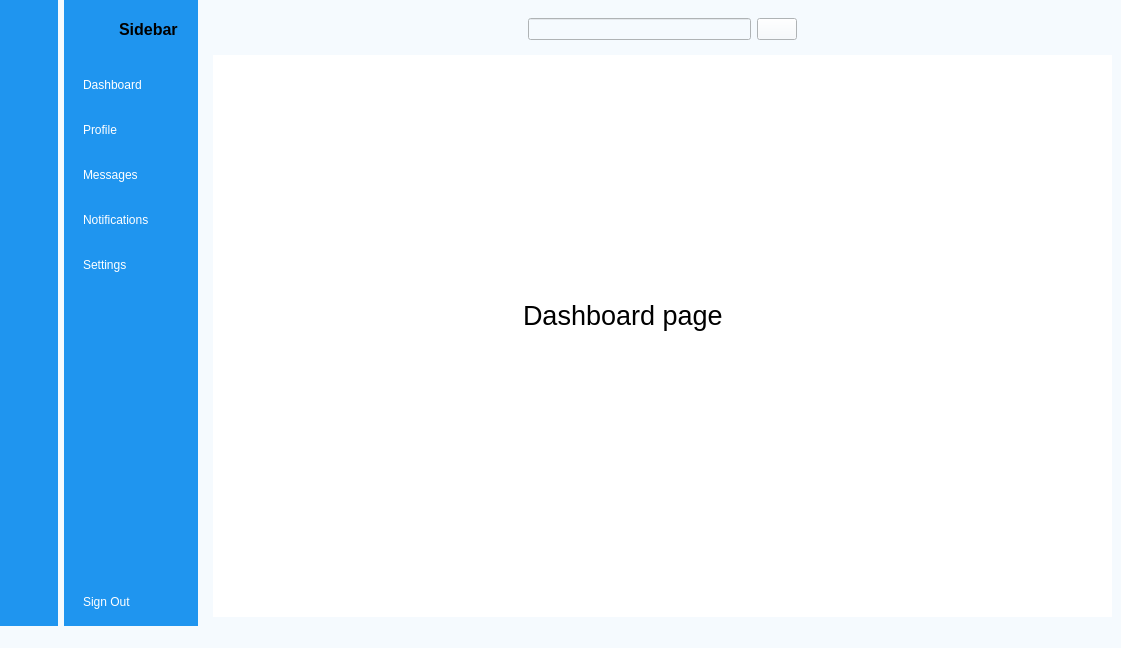
Qt form sidebar.ui (dangkhoa08082001/templates-UI) before a commit.
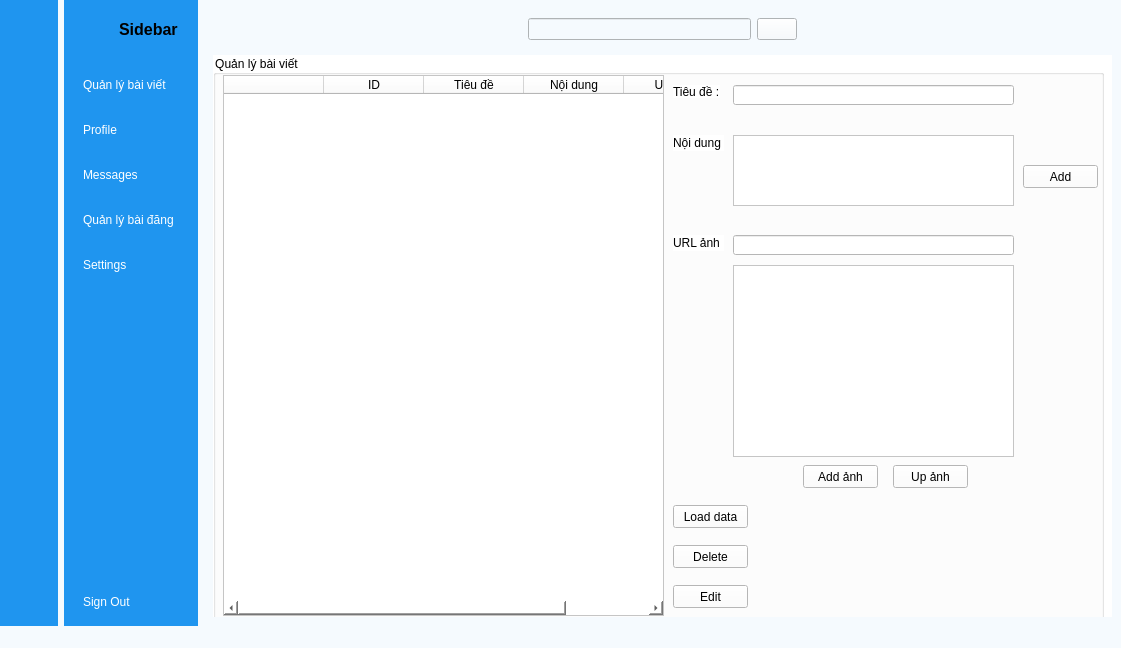
The same form after that commit. The open tabs and pages were chosen to show the change. Icons and pictures are not drawn.

Diff of the .ui file:
```diff
--- a/sidebar.ui
+++ b/sidebar.ui
@@ -297,7 +297,7 @@
          <item>
           <widget class="QPushButton" name="dashboard_2">
            <property name="text">
-            <string>Dashboard</string>
+            <string>Quản lý bài viết</string>
            </property>
            <property name="icon">
             <iconset resource="resources.qrc">
@@ -351,7 +351,7 @@
          <item>
           <widget class="QPushButton" name="notifications_2">
            <property name="text">
-            <string>Notifications</string>
+            <string>Quản lý bài đăng</string>
            </property>
            <property name="icon">
             <iconset resource="resources.qrc">
@@ -512,43 +512,415 @@
           <string notr="true">background-color: rgb(255, 255, 255);</string>
          </property>
          <widget class="QWidget" name="dashboard_page">
-          <widget class="QLabel" name="label_4">
+          <widget class="QGroupBox" name="groupBox_2">
            <property name="geometry">
             <rect>
-             <x>310</x>
-             <y>220</y>
-             <width>231</width>
-             <height>81</height>
+             <x>0</x>
+             <y>0</y>
+             <width>891</width>
+             <height>571</height>
             </rect>
            </property>
-           <property name="font">
-            <font>
-             <pointsize>20</pointsize>
-            </font>
+           <property name="title">
+            <string>Quản lý bài viết</string>
            </property>
-           <property name="text">
-            <string>Dashboard page</string>
-           </property>
+           <widget class="QLabel" name="label_4">
+            <property name="geometry">
+             <rect>
+              <x>460</x>
+              <y>30</y>
+              <width>47</width>
+              <height>13</height>
+             </rect>
+            </property>
+            <property name="text">
+             <string>Tiêu đề :</string>
+            </property>
+           </widget>
+           <widget class="QLineEdit" name="titleLineEdit">
+            <property name="geometry">
+             <rect>
+              <x>520</x>
+              <y>30</y>
+              <width>281</width>
+              <height>20</height>
+             </rect>
+            </property>
+           </widget>
+           <widget class="QLabel" name="label_5">
+            <property name="geometry">
+             <rect>
+              <x>460</x>
+              <y>80</y>
+              <width>51</width>
+              <height>16</height>
+             </rect>
+            </property>
+            <property name="text">
+             <string>Nội dung :</string>
+            </property>
+           </widget>
+           <widget class="QTextEdit" name="contentTextEdit">
+            <property name="geometry">
+             <rect>
+              <x>520</x>
+              <y>80</y>
+              <width>281</width>
+              <height>71</height>
+             </rect>
+            </property>
+           </widget>
+           <widget class="QLineEdit" name="urlLineEdit">
+            <property name="geometry">
+             <rect>
+              <x>520</x>
+              <y>180</y>
+              <width>281</width>
+              <height>20</height>
+             </rect>
+            </property>
+           </widget>
+           <widget class="QLabel" name="label_12">
+            <property name="geometry">
+             <rect>
+              <x>460</x>
+              <y>180</y>
+              <width>51</width>
+              <height>16</height>
+             </rect>
+            </property>
+            <property name="text">
+             <string>URL ảnh :</string>
+            </property>
+           </widget>
+           <widget class="QPushButton" name="addButton">
+            <property name="geometry">
+             <rect>
+              <x>810</x>
+              <y>110</y>
+              <width>75</width>
+              <height>23</height>
+             </rect>
+            </property>
+            <property name="text">
+             <string>Add</string>
+            </property>
+           </widget>
+           <widget class="QPushButton" name="editButton">
+            <property name="geometry">
+             <rect>
+              <x>460</x>
+              <y>530</y>
+              <width>75</width>
+              <height>23</height>
+             </rect>
+            </property>
+            <property name="text">
+             <string>Edit</string>
+            </property>
+           </widget>
+           <widget class="QPushButton" name="loadButton">
+            <property name="geometry">
+             <rect>
+              <x>460</x>
+              <y>450</y>
+              <width>75</width>
+              <height>23</height>
+             </rect>
+            </property>
+            <property name="text">
+             <string>Load data</string>
+            </property>
+           </widget>
+           <widget class="QTableWidget" name="postWidget">
+            <property name="geometry">
+             <rect>
+              <x>10</x>
+              <y>20</y>
+              <width>441</width>
+              <height>541</height>
+             </rect>
+            </property>
+            <column>
+             <property name="text">
+              <string/>
+             </property>
+            </column>
+            <column>
+             <property name="text">
+              <string>ID</string>
+             </property>
+            </column>
+            <column>
+             <property name="text">
+              <string>Tiêu đề</string>
+             </property>
+            </column>
+            <column>
+             <property name="text">
+              <string>Nội dung</string>
+             </property>
+            </column>
+            <column>
+             <property name="text">
+              <string>Url ảnh</string>
+             </property>
+            </column>
+           </widget>
+           <widget class="QListWidget" name="imageListWidget">
+            <property name="geometry">
+             <rect>
+              <x>520</x>
+              <y>210</y>
+              <width>281</width>
+              <height>192</height>
+             </rect>
+            </property>
+           </widget>
+           <widget class="QPushButton" name="addImageButton">
+            <property name="geometry">
+             <rect>
+              <x>590</x>
+              <y>410</y>
+              <width>75</width>
+              <height>23</height>
+             </rect>
+            </property>
+            <property name="text">
+             <string>Add ảnh</string>
+            </property>
+           </widget>
+           <widget class="QPushButton" name="deleteButton">
+            <property name="geometry">
+             <rect>
+              <x>460</x>
+              <y>490</y>
+              <width>75</width>
+              <height>23</height>
+             </rect>
+            </property>
+            <property name="text">
+             <string>Delete</string>
+            </property>
+           </widget>
+           <widget class="QPushButton" name="uploadButton">
+            <property name="geometry">
+             <rect>
+              <x>680</x>
+              <y>410</y>
+              <width>75</width>
+              <height>23</height>
+             </rect>
+            </property>
+            <property name="text">
+             <string>Up ảnh</string>
+            </property>
+           </widget>
           </widget>
          </widget>
          <widget class="QWidget" name="profile_page">
-          <widget class="QLabel" name="label_5">
+          <widget class="QGroupBox" name="groupBox">
            <property name="geometry">
             <rect>
-             <x>350</x>
-             <y>220</y>
-             <width>231</width>
-             <height>81</height>
+             <x>0</x>
+             <y>0</y>
+             <width>891</width>
+             <height>561</height>
             </rect>
            </property>
-           <property name="font">
-            <font>
-             <pointsize>20</pointsize>
-            </font>
+           <property name="title">
+            <string>Profile</string>
            </property>
-           <property name="text">
-            <string>Profile  page</string>
-           </property>
+           <widget class="QLabel" name="avatarLabel">
+            <property name="geometry">
+             <rect>
+              <x>20</x>
+              <y>20</y>
+              <width>131</width>
+              <height>131</height>
+             </rect>
+            </property>
+            <property name="text">
+             <string/>
+            </property>
+            <property name="pixmap">
+             <pixmap resource="resources.qrc">:/newPrefix/icon/profile.png</pixmap>
+            </property>
+           </widget>
+           <widget class="QLineEdit" name="phoneLineEdit">
+            <property name="geometry">
+             <rect>
+              <x>10</x>
+              <y>210</y>
+              <width>141</width>
+              <height>20</height>
+             </rect>
+            </property>
+            <property name="text">
+             <string/>
+            </property>
+            <property name="placeholderText">
+             <string/>
+            </property>
+           </widget>
+           <widget class="QLineEdit" name="addressLineEdit">
+            <property name="geometry">
+             <rect>
+              <x>10</x>
+              <y>270</y>
+              <width>141</width>
+              <height>20</height>
+             </rect>
+            </property>
+            <property name="text">
+             <string/>
+            </property>
+            <property name="placeholderText">
+             <string/>
+            </property>
+           </widget>
+           <widget class="QLineEdit" name="emailLineEdit">
+            <property name="geometry">
+             <rect>
+              <x>180</x>
+              <y>210</y>
+              <width>141</width>
+              <height>20</height>
+             </rect>
+            </property>
+            <property name="text">
+             <string/>
+            </property>
+            <property name="placeholderText">
+             <string/>
+            </property>
+           </widget>
+           <widget class="QPushButton" name="editProfileButton">
+            <property name="geometry">
+             <rect>
+              <x>10</x>
+              <y>330</y>
+              <width>81</width>
+              <height>29</height>
+             </rect>
+            </property>
+            <property name="styleSheet">
+             <string notr="true">QPushButton {
+    border: 2px solid #8f8f91;
+    border-radius: 7px; /* Nửa chiều rộng hoặc chiều cao của nút */
+    background-color: #dcdcdc;
+    min-width: 15px; /* Đảm bảo nút là hình vuông */
+    min-height: 15px; /* Đảm bảo nút là hình vuông */
+    padding: 5px; /* Thêm khoảng cách bên trong để dễ nhấn hơn */
+}
+QPushButton:hover {
+    background-color: #c6c6c6;
+}
+QPushButton:pressed {
+    background-color: #a9a9a9;
+}</string>
+            </property>
+            <property name="text">
+             <string>Edit profile</string>
+            </property>
+           </widget>
+           <widget class="QPushButton" name="saveButton">
+            <property name="geometry">
+             <rect>
+              <x>130</x>
+              <y>330</y>
+              <width>75</width>
+              <height>29</height>
+             </rect>
+            </property>
+            <property name="styleSheet">
+             <string notr="true">QPushButton {
+    border: 2px solid #8f8f91;
+    border-radius: 7px; /* Nửa chiều rộng hoặc chiều cao của nút */
+    background-color: #dcdcdc;
+    min-width: 15px; /* Đảm bảo nút là hình vuông */
+    min-height: 15px; /* Đảm bảo nút là hình vuông */
+    padding: 5px; /* Thêm khoảng cách bên trong để dễ nhấn hơn */
+}
+QPushButton:hover {
+    background-color: #c6c6c6;
+}
+QPushButton:pressed {
+    background-color: #a9a9a9;
+}</string>
+            </property>
+            <property name="text">
+             <string>Save</string>
+            </property>
+           </widget>
+           <widget class="QPushButton" name="addAvatarButton">
+            <property name="geometry">
+             <rect>
+              <x>30</x>
+              <y>160</y>
+              <width>101</width>
+              <height>29</height>
+             </rect>
+            </property>
+            <property name="styleSheet">
+             <string notr="true">QPushButton {
+    border: 2px solid #8f8f91;
+    border-radius: 7px; /* Nửa chiều rộng hoặc chiều cao của nút */
+    background-color: #dcdcdc;
+    min-width: 15px; /* Đảm bảo nút là hình vuông */
+    min-height: 15px; /* Đảm bảo nút là hình vuông */
+    padding: 5px; /* Thêm khoảng cách bên trong để dễ nhấn hơn */
+}
+QPushButton:hover {
+    background-color: #c6c6c6;
+}
+QPushButton:pressed {
+    background-color: #a9a9a9;
+}</string>
+            </property>
+            <property name="text">
+             <string>Add avata</string>
+            </property>
+           </widget>
+           <widget class="QLabel" name="label_9">
+            <property name="geometry">
+             <rect>
+              <x>20</x>
+              <y>230</y>
+              <width>71</width>
+              <height>16</height>
+             </rect>
+            </property>
+            <property name="text">
+             <string>Phone number</string>
+            </property>
+           </widget>
+           <widget class="QLabel" name="label_10">
+            <property name="geometry">
+             <rect>
+              <x>190</x>
+              <y>230</y>
+              <width>47</width>
+              <height>13</height>
+             </rect>
+            </property>
+            <property name="text">
+             <string>Email</string>
+            </property>
+           </widget>
+           <widget class="QLabel" name="label_11">
+            <property name="geometry">
+             <rect>
+              <x>20</x>
+              <y>290</y>
+              <width>47</width>
+              <height>13</height>
+             </rect>
+            </property>
+            <property name="text">
+             <string>Adrres</string>
+            </property>
+           </widget>
           </widget>
          </widget>
          <widget class="QWidget" name="messages_page">
```
Left out of the diff: 127 changed lines with no effect on the pictures.
